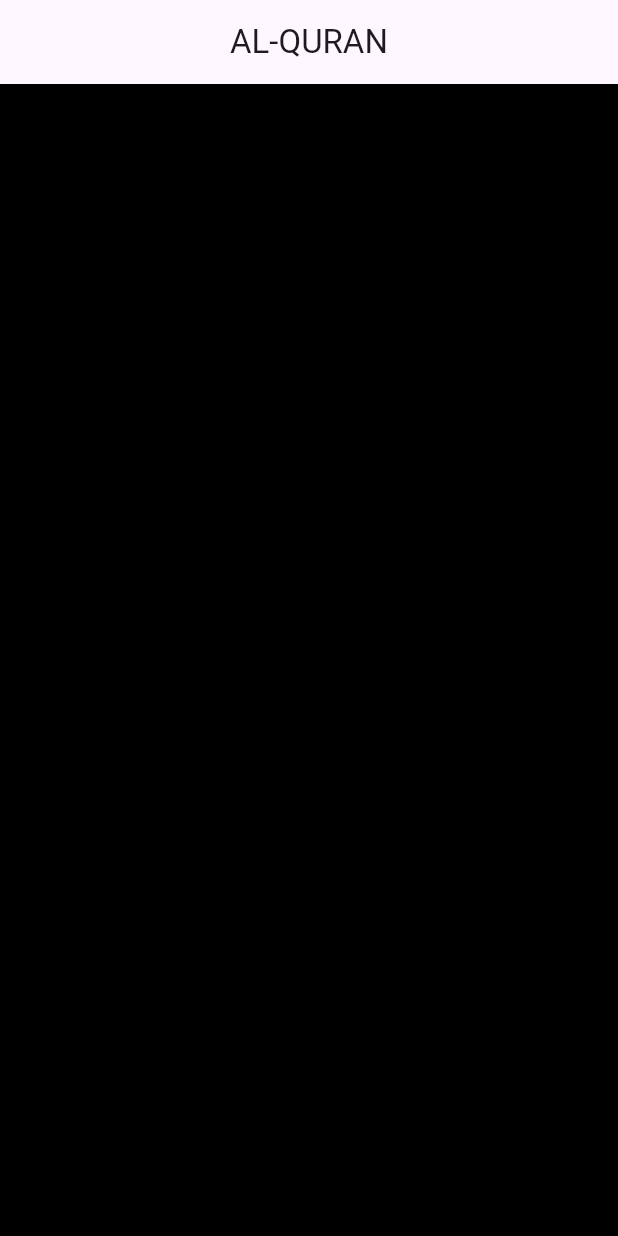
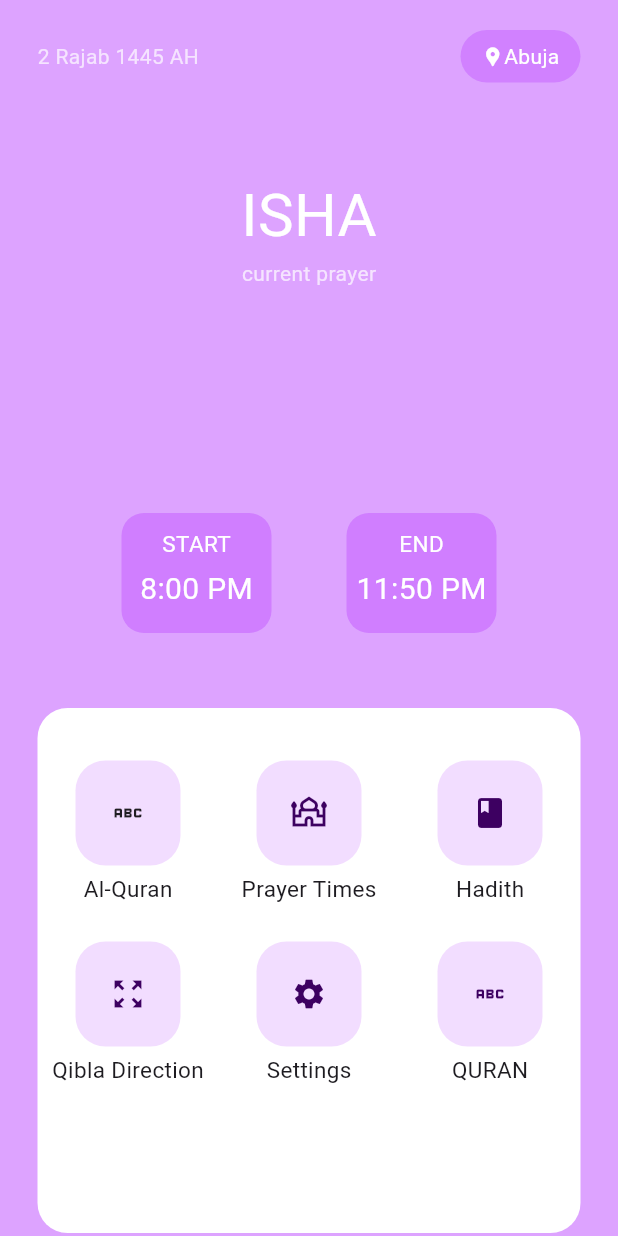
Before and after one commit to Usmandankama/iSoul, a Flutter app: the screen it shows after launch, after a tap on "Get Started", on a phone screen of 412 x 824 dp. Run offline on Flutter 3.47's test engine with Material 3 defaults, Android fonts, the phone set to English and light mode, and no system bars; network calls fail.

Commit message:
Fixing it for REALS this time
Ui changes

```diff
--- a/isoul/lib/contants.dart
+++ b/isoul/lib/contants.dart
@@ -1,6 +1,6 @@
 import 'package:flutter/material.dart';
 
-Color primaryColor = Colors.blueAccent;
+Color primaryColor = Color.fromARGB(255, 197, 96, 255);
 Color secondaryColor = const Color.fromARGB(255, 31, 29, 172);
 Color primaryTextColor = const Color.fromARGB(255, 39, 39, 39);
 Color secondaryTextColor = const Color.fromARGB(255, 218, 214, 214);
--- /dev/null
+++ b/isoul/lib/models/menu.dart
@@ -0,0 +1,12 @@
+import 'package:flutter/material.dart';
+
+class MenuItem {
+  String name;
+  Icon icon;
+  Route route;
+  MenuItem({
+    required this.name,
+    required this.icon,
+    required this.route
+  });
+}
--- a/isoul/lib/screens/home_screen.dart
+++ b/isoul/lib/screens/home_screen.dart
@@ -1,4 +1,5 @@
 import 'package:flutter/material.dart';
+import 'package:isoul/widgets/menu_items.dart';
 import 'package:isoul/widgets/surah_list.dart';
 
 class HomeScreen extends StatefulWidget {
@@ -8,29 +9,153 @@
   State<HomeScreen> createState() => _HomeScreenState();
 }
 
-class _HomeScreenState extends State<HomeScreen> {
+class _HomeScreenState extends State<HomeScreen> with TickerProviderStateMixin {
+  late TabController _tabController;
+  @override
+  void initState() {
+    super.initState();
+    _tabController = TabController(length: 3, vsync: this);
+  }
+
+  // @override
+  // void dispose() {
+  //   super.dispose();
+  //   _tabController.dispose();
+  // }
+
   @override
   Widget build(BuildContext context) {
+    double screen_height = MediaQuery.of(context).size.height;
+    double screen_width = MediaQuery.of(context).size.width;
+
     return MaterialApp(
       // Create the main application with MaterialApp.
       debugShowCheckedModeBanner: false,
       // Disable the debug banner.
       home: Scaffold(
         // Create the main screen scaffold.
-        backgroundColor: Colors.black,
-        // Set the background color to black.
-        appBar: AppBar(
-          title: const Text('AL-QURAN'),
-          centerTitle: true,
-        ),
-        // Create an AppBar with the app title.
+        backgroundColor: const Color.fromARGB(148, 197, 96, 255),
         resizeToAvoidBottomInset: false,
         // Prevent the screen from resizing when the keyboard appears.
         body: ListView(
-          padding: const EdgeInsets.symmetric(horizontal: 20, vertical: 10),
-          children: const [
-            // Create a ListView to hold the SurahList widget.
-            SurahList(),
+          padding: const EdgeInsets.symmetric(horizontal: 25, vertical: 20),
+          children: [
+            Row(
+              mainAxisAlignment: MainAxisAlignment.spaceBetween,
+              children: [
+                const Text(
+                  '2 Rajab 1445 AH',
+                  style: TextStyle(color: Colors.white70),
+                ),
+                Container(
+                  width: 80,
+                  height: 35,
+                  decoration: BoxDecoration(
+                      color: const Color.fromARGB(195, 205, 119, 255),
+                      borderRadius: BorderRadius.circular(50)),
+                  child: const Row(
+                    crossAxisAlignment: CrossAxisAlignment.center,
+                    mainAxisAlignment: MainAxisAlignment.center,
+                    children: [
+                      Icon(
+                        Icons.location_pin,
+                        color: Colors.white,
+                        size: 15,
+                      ),
+                      Text('Abuja', style: TextStyle(color: Colors.white)),
+                    ],
+                  ),
+                ),
+              ],
+            ),
+            const SizedBox(
+              height: 60,
+            ),
+            const Center(
+                child: Text(
+              'ISHA',
+              style: TextStyle(color: Colors.white, fontSize: 40),
+            )),
+            const Center(
+                child: Text(
+              'current prayer',
+              style: TextStyle(color: Colors.white70),
+            )),
+            SizedBox(
+              height: screen_height > 600? 150:20,
+            ),
+            Row(
+              mainAxisAlignment: MainAxisAlignment.center,
+              children: [
+                Container(
+                  height: 80,
+                  width: 100,
+                  decoration: BoxDecoration(
+                    color: const Color.fromARGB(144, 197, 96, 255),
+                    borderRadius: BorderRadius.circular(15),
+                  ),
+                  child: const Center(
+                    child: Column(
+                      children: [
+                        SizedBox(
+                          height: 10,
+                        ),
+                        Text(
+                          'START',
+                          style: TextStyle(color: Colors.white, fontSize: 15),
+                        ),
+                        SizedBox(
+                          height: 5,
+                        ),
+                        Text(
+                          '8:00 PM',
+                          style: TextStyle(color: Colors.white, fontSize: 20),
+                        ),
+                      ],
+                    ),
+                  ),
+                ),
+                const SizedBox(width: 50),
+                Container(
+                  height: 80,
+                  width: 100,
+                  decoration: BoxDecoration(
+                    color: const Color.fromARGB(144, 197, 96, 255),
+                    borderRadius: BorderRadius.circular(15),
+                  ),
+                  child: const Center(
+                    child: Column(
+                      children: [
+                        SizedBox(
+                          height: 10,
+                        ),
+                        Text(
+                          'END',
+                          style: TextStyle(color: Colors.white, fontSize: 15),
+                        ),
+                        SizedBox(
+                          height: 5,
+                        ),
+                        Text(
+                          '11:50 PM',
+                          style: TextStyle(color: Colors.white, fontSize: 20),
+                        ),
+                      ],
+                    ),
+                  ),
+                ),
+              ],
+            ),
+            SizedBox(height: screen_height > 600? 50:50),
+            Container(
+              padding: EdgeInsets.only(top: screen_height > 600? 35:0),
+              height: screen_height > 600? 350:250,
+              decoration: const BoxDecoration(
+                color: Colors.white,
+                borderRadius: BorderRadius.all(Radius.circular(20)),
+              ),
+              child: const MenuWidget(),
+            ),
           ],
         ),
       ),
--- a/isoul/lib/screens/surah_screen.dart
+++ b/isoul/lib/screens/surah_screen.dart
@@ -30,9 +30,9 @@
   @override
   Widget build(BuildContext context) {
     return Scaffold(
-      backgroundColor: Colors.black,
+      backgroundColor: const Color.fromARGB(255, 223, 208, 124),
       appBar: AppBar(
-        elevation: 0,
+        backgroundColor: const Color.fromARGB(148, 197, 96, 255),
         foregroundColor: Colors.white,
         title: Text(
           widget.surah.surahNameArabic,
--- /dev/null
+++ b/isoul/lib/widgets/menu_items.dart
@@ -0,0 +1,88 @@
+import 'package:flutter/material.dart';
+import 'package:isoul/models/menu.dart';
+import 'package:isoul/screens/home_screen.dart';
+import 'package:isoul/widgets/home_content.dart';
+
+class MenuWidget extends StatefulWidget {
+  const MenuWidget({super.key});
+
+  @override
+  State<MenuWidget> createState() => _MenuWidgetState();
+}
+
+class _MenuWidgetState extends State<MenuWidget> {
+  List<MenuItem> menuItems = [
+    MenuItem(
+      name: 'Al-Quran',
+      icon: const Icon(Icons.abc),
+      route: MaterialPageRoute(builder: (context) => const HomeContent()),
+    ),
+    MenuItem(
+      name: 'Prayer Times',
+      icon: const Icon(
+        Icons.mosque_outlined,
+        color: Color.fromARGB(255, 61, 0, 97),
+      ),
+      route: MaterialPageRoute(builder: (context) => const HomeScreen()),
+    ),
+    MenuItem(
+      name: 'Hadith',
+      icon: const Icon(Icons.book, color: Color.fromARGB(255, 61, 0, 97)),
+      route: MaterialPageRoute(builder: (context) => const HomeScreen()),
+    ),
+    MenuItem(
+      name: 'Qibla Direction',
+      icon: const Icon(Icons.zoom_out_map_sharp,
+          color: Color.fromARGB(255, 61, 0, 97)),
+      route: MaterialPageRoute(builder: (context) => const HomeScreen()),
+    ),
+    MenuItem(
+      name: 'Settings',
+      icon: const Icon(Icons.settings, color: Color.fromARGB(255, 61, 0, 97)),
+      route: MaterialPageRoute(builder: (context) => const HomeScreen()),
+    ),
+    MenuItem(
+      name: 'QURAN',
+      icon: const Icon(Icons.abc, color: Color.fromARGB(255, 61, 0, 97)),
+      route: MaterialPageRoute(builder: (context) => const HomeScreen()),
+    ),
+  ];
+
+  @override
+  Widget build(BuildContext context) {
+    return Expanded(
+      child: GridView.builder(
+        itemCount: menuItems.length,
+        gridDelegate:
+            const SliverGridDelegateWithFixedCrossAxisCount(crossAxisCount: 3),
+        itemBuilder: (context, index) {
+          final menuItem = menuItems[index];
+          return GestureDetector(
+            onTap: () {
+              Navigator.push(context, menuItem.route);
+            },
+            child: Column(
+              children: [
+                Container(
+                  height: 70,
+                  width: 70,
+                  decoration: BoxDecoration(
+                    color: const Color.fromARGB(55, 197, 96, 255),
+                    // color: ,
+                    borderRadius: BorderRadius.circular(20),
+                  ),
+                  child: menuItem.icon,
+                ),
+                const SizedBox(height: 5),
+                Text(
+                  menuItem.name,
+                  style: TextStyle(fontSize:15),
+                )
+              ],
+            ),
+          );
+        },
+      ),
+    );
+  }
+}
```
Also changed, not shown: isoul/lib/screens/prayer_screen.dart (added, +15 -0 lines), isoul/lib/widgets/drawer.dart (added, +133 -0 lines), isoul/lib/widgets/home_content.dart (added, +26 -0 lines), isoul/lib/widgets/surah_list.dart (+19 -4 lines), isoul/lib/widgets/tabBar.dart (added, +57 -0 lines), isoul/lib/widgets/profile.dart (added).
